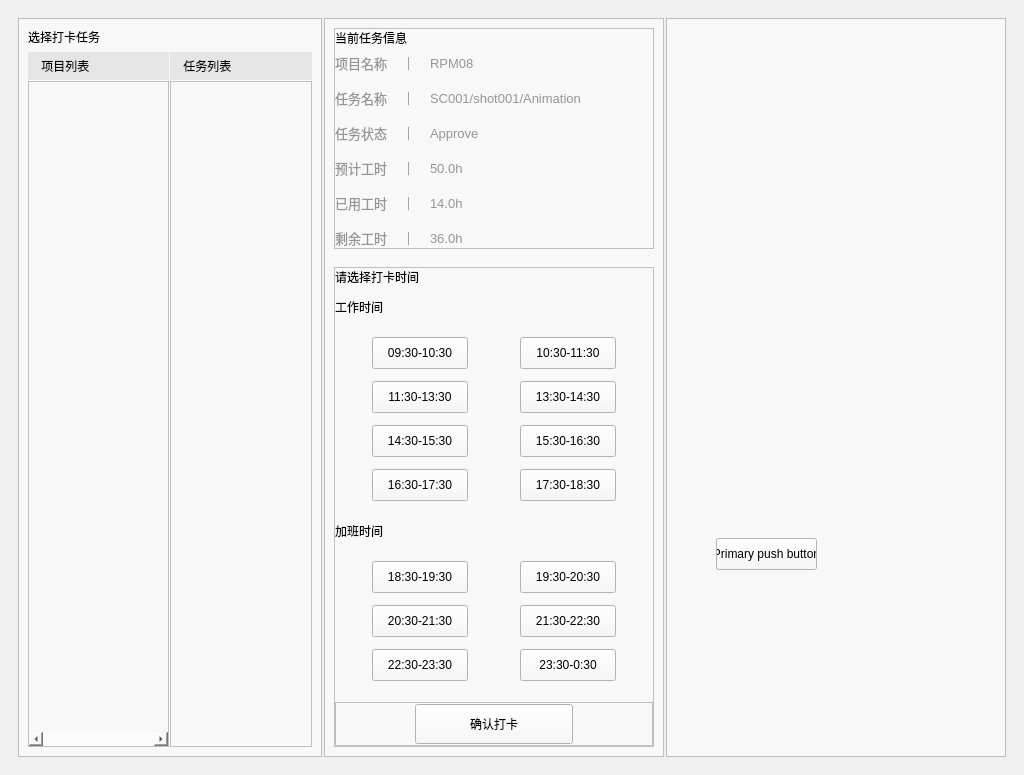
Above: app/View/UI/timelog.ui from fyplclfkr/JBL before the change. Below: the same form after it.
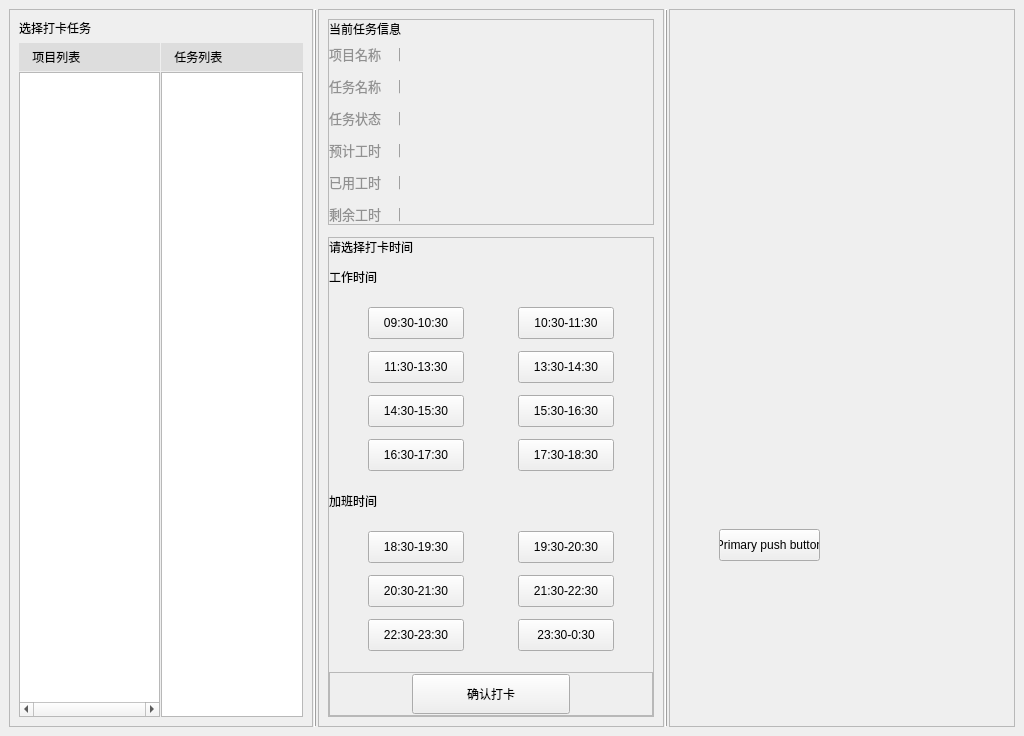
That is the form after the change. Icons and pictures are not drawn. Custom widgets are drawn as their Qt base class.

What changed in the file:
```diff
--- a/app/View/UI/timelog.ui
+++ b/app/View/UI/timelog.ui
@@ -7,7 +7,7 @@
     <x>0</x>
     <y>0</y>
     <width>1024</width>
-    <height>775</height>
+    <height>736</height>
    </rect>
   </property>
   <property name="minimumSize">
@@ -22,21 +22,21 @@
   <property name="styleSheet">
    <string notr="true"/>
   </property>
-  <layout class="QHBoxLayout" name="horizontalLayout" stretch="1,1,1">
+  <layout class="QHBoxLayout" name="horizontalLayout" stretch="1,0,1,0,1">
    <property name="spacing">
-    <number>2</number>
+    <number>1</number>
    </property>
    <property name="leftMargin">
-    <number>18</number>
+    <number>9</number>
    </property>
    <property name="topMargin">
-    <number>18</number>
+    <number>9</number>
    </property>
    <property name="rightMargin">
-    <number>18</number>
+    <number>9</number>
    </property>
    <property name="bottomMargin">
-    <number>18</number>
+    <number>9</number>
    </property>
    <item>
     <widget class="QFrame" name="frame">
@@ -53,7 +53,7 @@
       </size>
      </property>
      <property name="styleSheet">
-      <string notr="true">background-color: rgb(248, 248, 248);</string>
+      <string notr="true"/>
      </property>
      <property name="frameShape">
       <enum>QFrame::StyledPanel</enum>
@@ -118,6 +118,7 @@
     padding-left: 4px;
     padding-right: 4px;
 	background-color: rgb(249, 249, 249);
+	background-color: rgba(255, 255, 255, 1);
 }
 
 ListView::item,
@@ -222,6 +223,9 @@
     padding-left: 4px;
     padding-right: 4px;
 	background-color: rgb(249, 249, 249);
+	background-color: rgba(255, 255, 255, 1);
+
+
 }
 
 ListView::item,
@@ -379,10 +383,20 @@
      </layout>
     </widget>
    </item>
+   <item>
+    <widget class="Line" name="line">
+     <property name="frameShadow">
+      <enum>QFrame::Raised</enum>
+     </property>
+     <property name="orientation">
+      <enum>Qt::Vertical</enum>
+     </property>
+    </widget>
+   </item>
    <item>
     <widget class="QFrame" name="frame_2">
      <property name="styleSheet">
-      <string notr="true">background-color: rgb(248, 248, 248);</string>
+      <string notr="true"/>
      </property>
      <property name="frameShape">
       <enum>QFrame::StyledPanel</enum>
@@ -392,7 +406,7 @@
      </property>
      <layout class="QVBoxLayout" name="verticalLayout_8" stretch="0,1">
       <property name="spacing">
-       <number>18</number>
+       <number>12</number>
       </property>
       <item>
        <widget class="QFrame" name="frame_5">
@@ -431,7 +445,7 @@
          <item>
           <layout class="QVBoxLayout" name="verticalLayout_3">
            <property name="spacing">
-            <number>15</number>
+            <number>12</number>
            </property>
            <item>
             <layout class="QHBoxLayout" name="horizontalLayout_2" stretch="0,0,1">
@@ -476,7 +490,7 @@
                 <string notr="true">color:rgba(51, 51, 51, 0.5)</string>
                </property>
                <property name="text">
-                <string>RPM08</string>
+                <string>   </string>
                </property>
               </widget>
              </item>
@@ -525,7 +539,7 @@
                 <string notr="true">color:rgba(51, 51, 51, 0.5)</string>
                </property>
                <property name="text">
-                <string>SC001/shot001/Animation</string>
+                <string>  </string>
                </property>
               </widget>
              </item>
@@ -574,7 +588,7 @@
                 <string notr="true">color:rgba(51, 51, 51, 0.5)</string>
                </property>
                <property name="text">
-                <string>Approve</string>
+                <string>  </string>
                </property>
               </widget>
              </item>
@@ -623,7 +637,7 @@
                 <string notr="true">color:rgba(51, 51, 51, 0.5)</string>
                </property>
                <property name="text">
-                <string>50.0h</string>
+                <string>  </string>
                </property>
               </widget>
              </item>
@@ -672,7 +686,7 @@
                 <string notr="true">color:rgba(51, 51, 51, 0.5)</string>
                </property>
                <property name="text">
-                <string>14.0h</string>
+                <string>  </string>
                </property>
               </widget>
              </item>
@@ -721,7 +735,7 @@
                 <string notr="true">color:rgba(51, 51, 51, 0.5)</string>
                </property>
                <property name="text">
-                <string>36.0h</string>
+                <string>   </string>
                </property>
               </widget>
              </item>
@@ -828,6 +842,9 @@
              </item>
              <item row="0" column="1">
               <widget class="PillPushButton" name="PillPushButton_2">
+               <property name="enabled">
+                <bool>true</bool>
+               </property>
                <property name="sizePolicy">
                 <sizepolicy hsizetype="Fixed" vsizetype="Fixed">
                  <horstretch>0</horstretch>
@@ -1179,10 +1196,20 @@
      </layout>
     </widget>
    </item>
+   <item>
+    <widget class="Line" name="line_2">
+     <property name="frameShadow">
+      <enum>QFrame::Raised</enum>
+     </property>
+     <property name="orientation">
+      <enum>Qt::Vertical</enum>
+     </property>
+    </widget>
+   </item>
    <item>
     <widget class="QFrame" name="frame_3">
      <property name="styleSheet">
-      <string notr="true">background-color: rgb(248, 248, 248);</string>
+      <string notr="true"/>
      </property>
      <property name="frameShape">
       <enum>QFrame::StyledPanel</enum>
```
